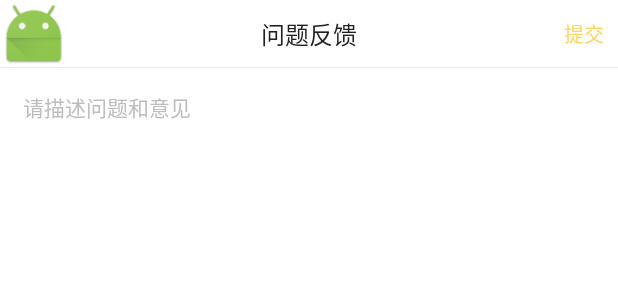
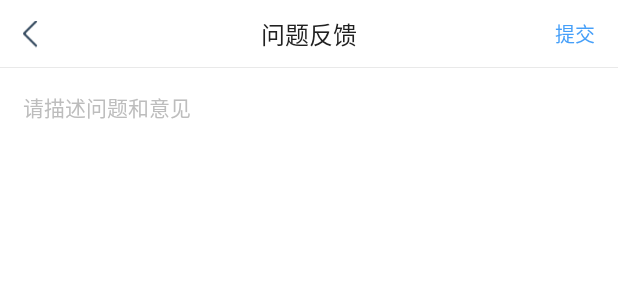
Before and after one commit to androidwp/TuZhiApplication, an Android app: the layout activity_problem_feedback.xml on its own in the app's theme, with its tools: preview values and no code run, on a phone screen of 412 x 824 dp. Shown: the top 300 px of the screen. Run offline under Robolectric (Android 15) with nearby library versions, the phone set to English and light mode, and no system bars.

Commit message:
完成问题反馈

```diff
--- a/TuZhi/TuZhi/src/main/java/com/tuzhi/application/moudle/mine/mvp/MineContract.java
+++ b/TuZhi/TuZhi/src/main/java/com/tuzhi/application/moudle/mine/mvp/MineContract.java
@@ -1,6 +1,4 @@
 package com.tuzhi.application.moudle.mine.mvp;
-
-import android.content.Context;
 
 import com.tuzhi.application.moudle.basemvp.BasePresenter;
 import com.tuzhi.application.moudle.basemvp.BaseView;
@@ -12,10 +10,10 @@ import com.tuzhi.application.moudle.basemvp.BaseView;
 
 public class MineContract {
     interface View extends BaseView {
-
+        void logOut();
     }
 
     interface  Presenter extends BasePresenter<View> {
-
+        void logOut();
     }
 }
--- a/TuZhi/TuZhi/src/main/res/layout/activity_problem_feedback.xml
+++ b/TuZhi/TuZhi/src/main/res/layout/activity_problem_feedback.xml
@@ -25,10 +25,8 @@
 
 
             <ImageView
-                android:layout_width="@dimen/navigationHeight"
-                android:layout_height="@dimen/navigationHeight"
-                android:onClick="@{()->activity.back()}"
-                android:src="@mipmap/ic_launcher" />
+                style="@style/NavigationLeftButton"
+                android:onClick="@{()->activity.back()}" />
 
             <TextView
                 android:layout_width="wrap_content"
@@ -38,20 +36,12 @@
                 android:textSize="@dimen/generalTextSize" />
 
             <TextView
-                android:layout_width="@dimen/navigationHeight"
-                android:layout_height="@dimen/navigationHeight"
-                android:layout_gravity="right"
-                android:gravity="center"
+                style="@style/NavigationRightButton"
                 android:onClick="@{()->activity.commitFeedback(text)}"
                 android:text="提交"
-                android:textColor="@color/colorYellowButton"
                 android:textSize="13sp" />
 
-            <View
-                android:layout_width="match_parent"
-                android:layout_height="@dimen/lineHeight"
-                android:layout_gravity="bottom"
-                android:background="@color/colorLine" />
+            <View style="@style/NavigationLine" />
 
         </FrameLayout>
 
@@ -62,10 +52,10 @@
             android:background="@color/colorWhite"
             android:gravity="start"
             android:hint="请描述问题和意见"
-            android:textColorHint="@color/colorGeneralMoreTintText"
             android:paddingLeft="@dimen/generalSpace"
             android:paddingTop="@dimen/generalSpace"
-            android:text="@={text}" />
+            android:text="@={text}"
+            android:textColorHint="@color/colorGeneralMoreTintText" />
 
     </LinearLayout>
 </layout>
--- a/TuZhi/TuZhi/src/main/res/layout/item_enterprise_knowledge_list.xml
+++ b/TuZhi/TuZhi/src/main/res/layout/item_enterprise_knowledge_list.xml
@@ -33,6 +33,7 @@
         <TextView
             android:layout_width="match_parent"
             android:layout_height="wrap_content"
+            android:maxLines="3"
             android:text="@{data.text}"
             android:textColor="#666" />
 
```
Also changed, not shown: TuZhi/TuZhi/src/main/java/com/tuzhi/application/moudle/basemvp/MVPBaseActivity.java (+30 -0 lines), TuZhi/TuZhi/src/main/java/com/tuzhi/application/moudle/mine/mvp/MinePresenter.java (+28 -3 lines), TuZhi/TuZhi/src/main/java/com/tuzhi/application/moudle/mine/problemfeedback/mvp/ProblemFeedbackPresenter.java (+24 -3 lines).
